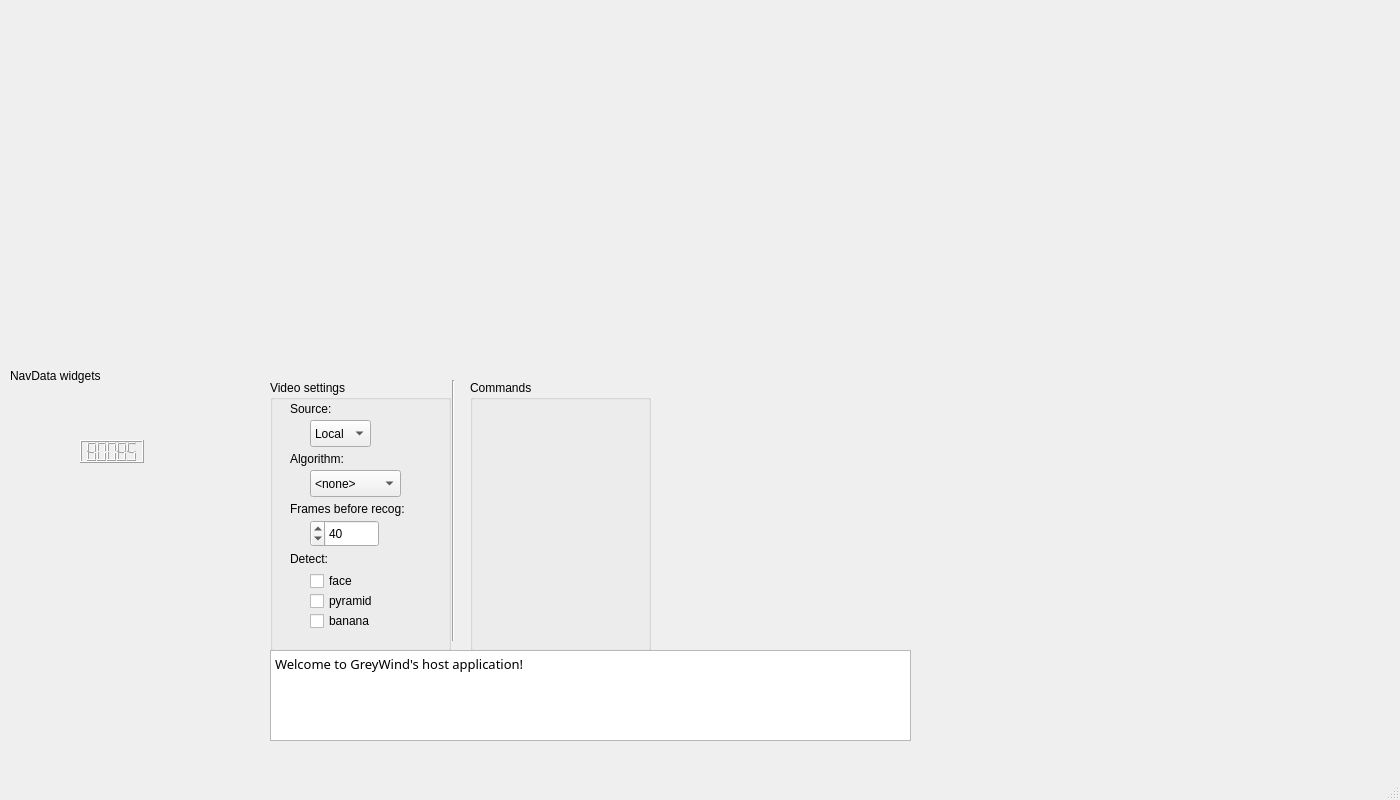
Qt form HostApplication/mainwindow.ui (Nicobite/GreyWind) before a commit.
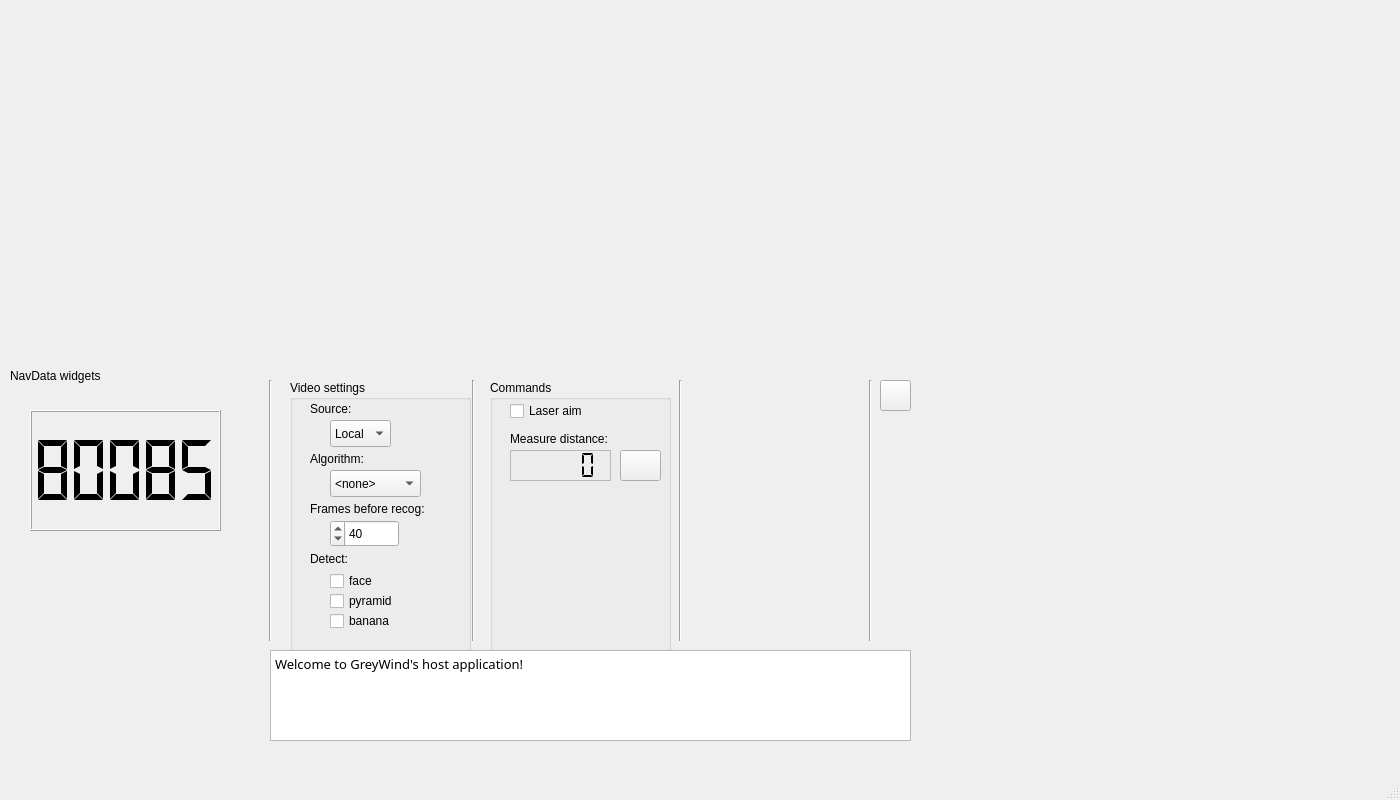
The same form after that commit. Icons and pictures are not drawn. Custom widgets are drawn as their Qt base class.

The edit to the form file:
```diff
--- a/HostApplication/mainwindow.ui
+++ b/HostApplication/mainwindow.ui
@@ -88,7 +88,7 @@
    <widget class="QGroupBox" name="groupBox">
     <property name="geometry">
      <rect>
-      <x>270</x>
+      <x>290</x>
       <y>380</y>
       <width>181</width>
       <height>271</height>
@@ -189,6 +189,9 @@
      <property name="decimals">
       <number>0</number>
      </property>
+     <property name="maximum">
+      <double>200.000000000000000</double>
+     </property>
      <property name="value">
       <double>40.000000000000000</double>
      </property>
@@ -272,7 +275,7 @@
    <widget class="QGroupBox" name="groupBox_2">
     <property name="geometry">
      <rect>
-      <x>470</x>
+      <x>490</x>
       <y>380</y>
       <width>181</width>
       <height>271</height>
@@ -281,11 +284,80 @@
     <property name="title">
      <string>Commands</string>
     </property>
+    <widget class="QLabel" name="label_6">
+     <property name="geometry">
+      <rect>
+       <x>20</x>
+       <y>50</y>
+       <width>131</width>
+       <height>17</height>
+      </rect>
+     </property>
+     <property name="text">
+      <string>Measure distance:</string>
+     </property>
+    </widget>
+    <widget class="QCheckBox" name="laserOn">
+     <property name="geometry">
+      <rect>
+       <x>20</x>
+       <y>20</y>
+       <width>97</width>
+       <height>22</height>
+      </rect>
+     </property>
+     <property name="text">
+      <string>Laser aim</string>
+     </property>
+    </widget>
+    <widget class="QLCDNumber" name="distanceDisplay">
+     <property name="geometry">
+      <rect>
+       <x>20</x>
+       <y>70</y>
+       <width>101</width>
+       <height>31</height>
+      </rect>
+     </property>
+     <property name="toolTip">
+      <string>&lt;html&gt;&lt;head/&gt;&lt;body&gt;&lt;p&gt;(centimeters)&lt;/p&gt;&lt;/body&gt;&lt;/html&gt;</string>
+     </property>
+     <property name="frameShape">
+      <enum>QFrame::StyledPanel</enum>
+     </property>
+     <property name="segmentStyle">
+      <enum>QLCDNumber::Flat</enum>
+     </property>
+    </widget>
+    <widget class="QPushButton" name="getDistance">
+     <property name="geometry">
+      <rect>
+       <x>130</x>
+       <y>70</y>
+       <width>41</width>
+       <height>31</height>
+      </rect>
+     </property>
+     <property name="text">
+      <string/>
+     </property>
+     <property name="icon">
+      <iconset>
+       <normalon>../../../Desktop/Link to GreyWind/HostApplication/ressources/system-software-update.png</normalon>
+      </iconset>
+     </property>
+     <property name="iconSize">
+      <size>
+       <width>24</width>
+       <height>24</height>
+      </size>
+     </property>
+    </widget>
    </widget>
    <widget class="Line" name="line">
     <property name="geometry">
      <rect>
-      <x>443</x>
+      <x>463</x>
       <y>380</y>
       <width>20</width>
       <height>261</height>
@@ -298,12 +370,15 @@
    <widget class="QLCDNumber" name="lcdNumber">
     <property name="geometry">
      <rect>
-      <x>80</x>
-      <y>440</y>
-      <width>64</width>
-      <height>23</height>
+      <x>30</x>
+      <y>410</y>
+      <width>191</width>
+      <height>121</height>
      </rect>
     </property>
+    <property name="segmentStyle">
+     <enum>QLCDNumber::Flat</enum>
+    </property>
     <property name="value" stdset="0">
      <double>80085.000000000000000</double>
     </property>
@@ -344,6 +419,71 @@
      <bool>false</bool>
     </property>
    </widget>
+   <widget class="Line" name="line_2">
+    <property name="geometry">
+     <rect>
+      <x>670</x>
+      <y>380</y>
+      <width>20</width>
+      <height>261</height>
+     </rect>
+    </property>
+    <property name="orientation">
+     <enum>Qt::Vertical</enum>
+    </property>
+   </widget>
+   <widget class="QPushButton" name="helpButton">
+    <property name="geometry">
+     <rect>
+      <x>880</x>
+      <y>380</y>
+      <width>31</width>
+      <height>31</height>
+     </rect>
+    </property>
+    <property name="toolTip">
+     <string>&lt;html&gt;&lt;head/&gt;&lt;body&gt;&lt;p&gt;Click for help&lt;/p&gt;&lt;/body&gt;&lt;/html&gt;</string>
+    </property>
+    <property name="text">
+     <string/>
+    </property>
+    <property name="icon">
+     <iconset>
+      <normaloff>../../../Desktop/Link to GreyWind/HostApplication/ressources/Help-icon.png</normaloff>../../../Desktop/Link to GreyWind/HostApplication/ressources/Help-icon.png</iconset>
+    </property>
+    <property name="iconSize">
+     <size>
+      <width>24</width>
+      <height>24</height>
+     </size>
+    </property>
+   </widget>
+   <widget class="Line" name="line_3">
+    <property name="geometry">
+     <rect>
+      <x>860</x>
+      <y>380</y>
+      <width>20</width>
+      <height>261</height>
+     </rect>
+    </property>
+    <property name="orientation">
+     <enum>Qt::Vertical</enum>
+    </property>
+   </widget>
+   <widget class="Line" name="line_4">
+    <property name="geometry">
+     <rect>
+      <x>260</x>
+      <y>380</y>
+      <width>20</width>
+      <height>261</height>
+     </rect>
+    </property>
+    <property name="orientation">
+     <enum>Qt::Vertical</enum>
+    </property>
+   </widget>
   </widget>
   <widget class="QStatusBar" name="statusBar"/>
   <widget class="QMenuBar" name="menuBar">
```
Left out of the diff: 3 changed lines with no effect on the pictures.
